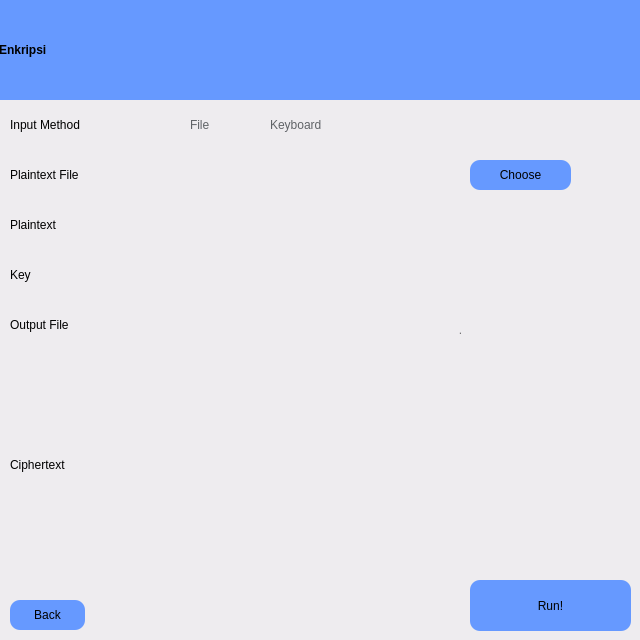
Qt form UI/encrypt.ui (fruttz/tucil2-kriptokoding-18219086-18219008) before a commit.
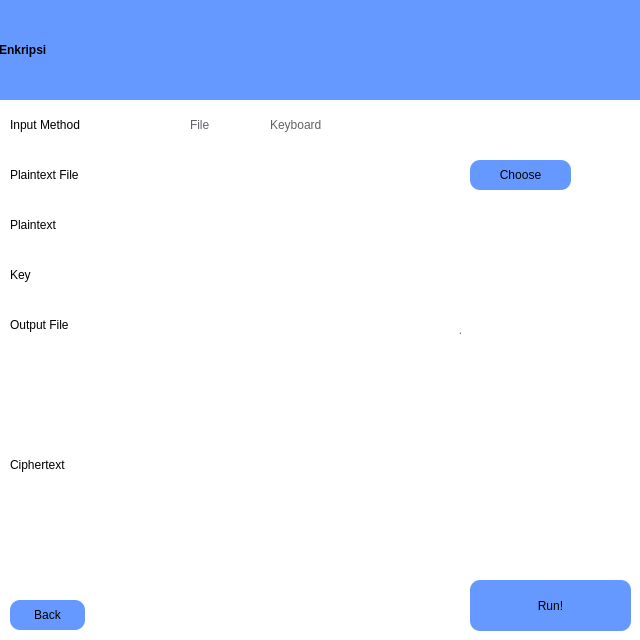
The same form after that commit.

Commit message: ganti bg UI

Diff of the .ui file:
```diff
--- a/UI/encrypt.ui
+++ b/UI/encrypt.ui
@@ -14,7 +14,7 @@
 			<string>Widget</string>
 		</property>
 		<property name="styleSheet">
-			<string notr="true">background-color: rgb(238, 236, 239);</string>
+			<string notr="true">background-color: rgb(255, 255, 255);</string>
 		</property>
 		<widget class="QWidget" name="widget1" native="true">
 			<property name="geometry">
```
Left out of the diff: 2 changed lines with no effect on the pictures. The commit also changes 4 other files.
